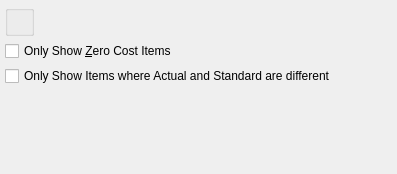
Above: guiclient/displays/dspItemCostsByClassCode.ui from Pegasus-RPG/xtuple-client before the change. Below: the same form after it.
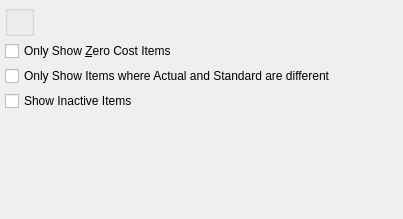
That is the form after the change. Custom widgets are drawn as their Qt base class.

Commit message: Issue #18201:add item_active filter

```diff
--- a/guiclient/displays/dspItemCostsByClassCode.ui
+++ b/guiclient/displays/dspItemCostsByClassCode.ui
@@ -13,8 +13,8 @@
    <rect>
     <x>0</x>
     <y>0</y>
-    <width>397</width>
-    <height>174</height>
+    <width>403</width>
+    <height>219</height>
    </rect>
   </property>
   <property name="windowTitle">
@@ -62,6 +62,13 @@
      </property>
     </widget>
    </item>
+   <item>
+    <widget class="XCheckBox" name="_showInactive">
+     <property name="text">
+      <string>Show Inactive Items</string>
+     </property>
+    </widget>
+   </item>
    <item>
     <spacer name="verticalSpacer">
      <property name="orientation">
```
The commit also changes 1 other file.
